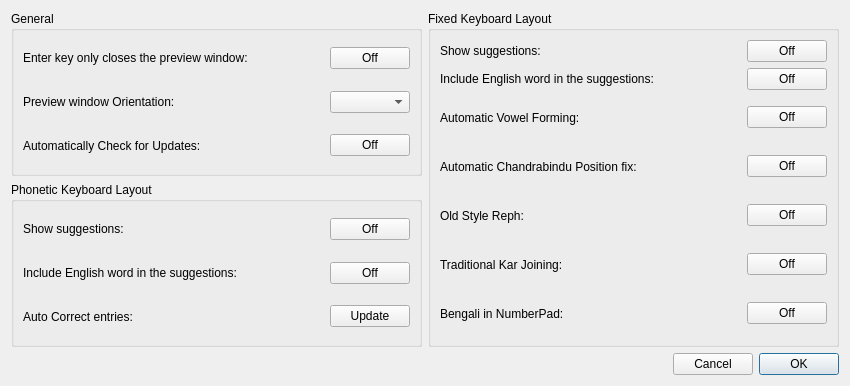
OpenBangla/OpenBangla-Keyboard, file src/frontend/SettingsDialog.ui: the form before one commit.
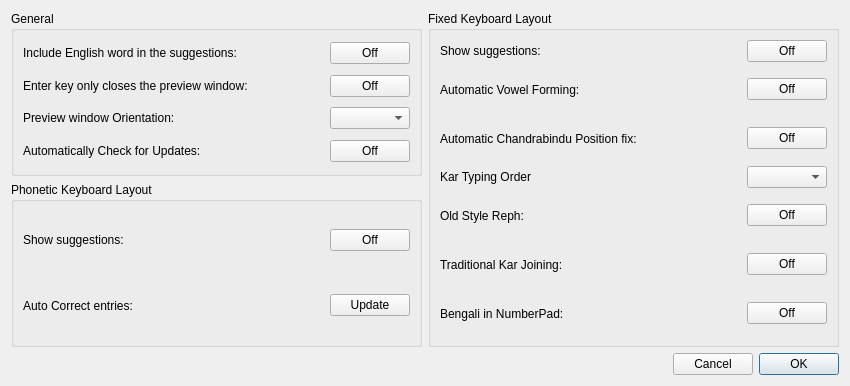
The form after the commit.

```diff
--- a/src/frontend/SettingsDialog.ui
+++ b/src/frontend/SettingsDialog.ui
@@ -30,39 +30,7 @@
           <string>General</string>
          </property>
          <layout class="QGridLayout" name="gridLayout">
-          <item row="0" column="0">
-           <widget class="QLabel" name="label">
-            <property name="sizePolicy">
-             <sizepolicy hsizetype="Expanding" vsizetype="Expanding">
-              <horstretch>0</horstretch>
-              <verstretch>0</verstretch>
-             </sizepolicy>
-            </property>
-            <property name="text">
-             <string>&lt;html&gt;&lt;head/&gt;&lt;body&gt;&lt;p&gt;Enter key only closes the preview window:&lt;/p&gt;&lt;/body&gt;&lt;/html&gt;</string>
-            </property>
-            <property name="alignment">
-             <set>Qt::AlignLeading|Qt::AlignLeft|Qt::AlignVCenter</set>
-            </property>
-           </widget>
-          </item>
-          <item row="0" column="1">
-           <widget class="QPushButton" name="btnEnterClosePW">
-            <property name="sizePolicy">
-             <sizepolicy hsizetype="Minimum" vsizetype="Fixed">
-              <horstretch>0</horstretch>
-              <verstretch>0</verstretch>
-             </sizepolicy>
-            </property>
-            <property name="text">
-             <string>Off</string>
-            </property>
-            <property name="checkable">
-             <bool>true</bool>
-            </property>
-           </widget>
-          </item>
-          <item row="1" column="0">
+          <item row="2" column="0">
            <widget class="QLabel" name="label_3">
             <property name="sizePolicy">
              <sizepolicy hsizetype="Expanding" vsizetype="Expanding">
@@ -78,7 +46,7 @@
             </property>
            </widget>
           </item>
-          <item row="1" column="1">
+          <item row="2" column="1">
            <widget class="QComboBox" name="cmbOrientation">
             <property name="sizePolicy">
              <sizepolicy hsizetype="Minimum" vsizetype="Fixed">
@@ -91,7 +59,7 @@
             </property>
            </widget>
           </item>
-          <item row="2" column="0">
+          <item row="4" column="0">
            <widget class="QLabel" name="lblUpdateCheck">
             <property name="sizePolicy">
              <sizepolicy hsizetype="Expanding" vsizetype="Expanding">
@@ -104,7 +72,7 @@
             </property>
            </widget>
           </item>
-          <item row="2" column="1">
+          <item row="4" column="1">
            <widget class="QPushButton" name="btnCheckUpdate">
             <property name="sizePolicy">
              <sizepolicy hsizetype="Minimum" vsizetype="Fixed">
@@ -123,6 +91,70 @@
             </property>
            </widget>
           </item>
+          <item row="1" column="0">
+           <widget class="QLabel" name="label">
+            <property name="sizePolicy">
+             <sizepolicy hsizetype="Expanding" vsizetype="Expanding">
+              <horstretch>0</horstretch>
+              <verstretch>0</verstretch>
+             </sizepolicy>
+            </property>
+            <property name="text">
+             <string>&lt;html&gt;&lt;head/&gt;&lt;body&gt;&lt;p&gt;Enter key only closes the preview window:&lt;/p&gt;&lt;/body&gt;&lt;/html&gt;</string>
+            </property>
+            <property name="alignment">
+             <set>Qt::AlignLeading|Qt::AlignLeft|Qt::AlignVCenter</set>
+            </property>
+           </widget>
+          </item>
+          <item row="1" column="1">
+           <widget class="QPushButton" name="btnEnterClosePW">
+            <property name="sizePolicy">
+             <sizepolicy hsizetype="Minimum" vsizetype="Fixed">
+              <horstretch>0</horstretch>
+              <verstretch>0</verstretch>
+             </sizepolicy>
+            </property>
+            <property name="text">
+             <string>Off</string>
+            </property>
+            <property name="checkable">
+             <bool>true</bool>
+            </property>
+           </widget>
+          </item>
+          <item row="0" column="0">
+           <widget class="QLabel" name="label_5">
+            <property name="sizePolicy">
+             <sizepolicy hsizetype="Expanding" vsizetype="Expanding">
+              <horstretch>0</horstretch>
+              <verstretch>0</verstretch>
+             </sizepolicy>
+            </property>
+            <property name="text">
+             <string>&lt;html&gt;&lt;head/&gt;&lt;body&gt;&lt;p&gt;Include English word in the suggestions:&lt;/p&gt;&lt;/body&gt;&lt;/html&gt;</string>
+            </property>
+            <property name="alignment">
+             <set>Qt::AlignLeading|Qt::AlignLeft|Qt::AlignVCenter</set>
+            </property>
+           </widget>
+          </item>
+          <item row="0" column="1">
+           <widget class="QPushButton" name="btnIncludeEnglishPrevWin">
+            <property name="sizePolicy">
+             <sizepolicy hsizetype="Minimum" vsizetype="Fixed">
+              <horstretch>0</horstretch>
+              <verstretch>0</verstretch>
+             </sizepolicy>
+            </property>
+            <property name="text">
+             <string>Off</string>
+            </property>
+            <property name="checkable">
+             <bool>true</bool>
+            </property>
+           </widget>
+          </item>
          </layout>
         </widget>
        </item>
@@ -173,38 +205,6 @@
             </property>
            </widget>
           </item>
-          <item row="1" column="0">
-           <widget class="QLabel" name="label_5">
-            <property name="sizePolicy">
-             <sizepolicy hsizetype="Expanding" vsizetype="Expanding">
-              <horstretch>0</horstretch>
-              <verstretch>0</verstretch>
-             </sizepolicy>
-            </property>
-            <property name="text">
-             <string>&lt;html&gt;&lt;head/&gt;&lt;body&gt;&lt;p&gt;Include English word in the suggestions:&lt;/p&gt;&lt;/body&gt;&lt;/html&gt;</string>
-            </property>
-            <property name="alignment">
-             <set>Qt::AlignLeading|Qt::AlignLeft|Qt::AlignVCenter</set>
-            </property>
-           </widget>
-          </item>
-          <item row="1" column="1">
-           <widget class="QPushButton" name="btnIncludeEnglishPrevWin">
-            <property name="sizePolicy">
-             <sizepolicy hsizetype="Minimum" vsizetype="Fixed">
-              <horstretch>0</horstretch>
-              <verstretch>0</verstretch>
-             </sizepolicy>
-            </property>
-            <property name="text">
-             <string>Off</string>
-            </property>
-            <property name="checkable">
-             <bool>true</bool>
-            </property>
-           </widget>
-          </item>
           <item row="2" column="0">
            <widget class="QLabel" name="label_11">
             <property name="sizePolicy">
@@ -254,8 +254,21 @@
         <string>Fixed Keyboard Layout</string>
        </property>
        <layout class="QGridLayout" name="gridLayout_3">
-        <item row="5" column="1">
-         <widget class="QPushButton" name="btnKarJoining">
+        <item row="3" column="0">
+         <widget class="QLabel" name="label_7">
+          <property name="sizePolicy">
+           <sizepolicy hsizetype="Expanding" vsizetype="Expanding">
+            <horstretch>0</horstretch>
+            <verstretch>0</verstretch>
+           </sizepolicy>
+          </property>
+          <property name="text">
+           <string>Automatic Chandrabindu Position fix:</string>
+          </property>
+         </widget>
+        </item>
+        <item row="7" column="1">
+         <widget class="QPushButton" name="btnNumberpad">
           <property name="sizePolicy">
            <sizepolicy hsizetype="Minimum" vsizetype="Fixed">
             <horstretch>0</horstretch>
@@ -270,8 +283,8 @@
           </property>
          </widget>
         </item>
-        <item row="4" column="0">
-         <widget class="QLabel" name="label_8">
+        <item row="2" column="0">
+         <widget class="QLabel" name="label_6">
           <property name="sizePolicy">
            <sizepolicy hsizetype="Expanding" vsizetype="Expanding">
             <horstretch>0</horstretch>
@@ -279,7 +292,7 @@
            </sizepolicy>
           </property>
           <property name="text">
-           <string>Old Style Reph:</string>
+           <string>Automatic Vowel Forming:</string>
           </property>
          </widget>
         </item>
@@ -299,8 +312,24 @@
           </property>
          </widget>
         </item>
+        <item row="6" column="1">
+         <widget class="QPushButton" name="btnKarJoining">
+          <property name="sizePolicy">
+           <sizepolicy hsizetype="Minimum" vsizetype="Fixed">
+            <horstretch>0</horstretch>
+            <verstretch>0</verstretch>
+           </sizepolicy>
+          </property>
+          <property name="text">
+           <string>Off</string>
+          </property>
+          <property name="checkable">
+           <bool>true</bool>
+          </property>
+         </widget>
+        </item>
         <item row="5" column="0">
-         <widget class="QLabel" name="label_9">
+         <widget class="QLabel" name="label_8">
           <property name="sizePolicy">
            <sizepolicy hsizetype="Expanding" vsizetype="Expanding">
             <horstretch>0</horstretch>
@@ -308,11 +337,43 @@
            </sizepolicy>
           </property>
           <property name="text">
-           <string>Traditional Kar Joining:</string>
+           <string>Old Style Reph:</string>
           </property>
          </widget>
         </item>
-        <item row="6" column="0">
+        <item row="5" column="1">
+         <widget class="QPushButton" name="btnOldReph">
+          <property name="sizePolicy">
+           <sizepolicy hsizetype="Minimum" vsizetype="Fixed">
+            <horstretch>0</horstretch>
+            <verstretch>0</verstretch>
+           </sizepolicy>
+          </property>
+          <property name="text">
+           <string>Off</string>
+          </property>
+          <property name="checkable">
+           <bool>true</bool>
+          </property>
+         </widget>
+        </item>
+        <item row="0" column="1">
+         <widget class="QPushButton" name="btnSuggestionFixed">
+          <property name="sizePolicy">
+           <sizepolicy hsizetype="Minimum" vsizetype="Fixed">
+            <horstretch>0</horstretch>
+            <verstretch>0</verstretch>
+           </sizepolicy>
+          </property>
+          <property name="text">
+           <string>Off</string>
+          </property>
+          <property name="checkable">
+           <bool>true</bool>
+          </property>
+         </widget>
+        </item>
+        <item row="7" column="0">
          <widget class="QLabel" name="label_10">
           <property name="sizePolicy">
            <sizepolicy hsizetype="Expanding" vsizetype="Expanding">
@@ -325,22 +386,6 @@
           </property>
          </widget>
         </item>
-        <item row="6" column="1">
-         <widget class="QPushButton" name="btnNumberpad">
-          <property name="sizePolicy">
-           <sizepolicy hsizetype="Minimum" vsizetype="Fixed">
-            <horstretch>0</horstretch>
-            <verstretch>0</verstretch>
-           </sizepolicy>
-          </property>
-          <property name="text">
-           <string>Off</string>
-          </property>
-          <property name="checkable">
-           <bool>true</bool>
-          </property>
-         </widget>
-        </item>
         <item row="0" column="0">
          <widget class="QLabel" name="label_12">
           <property name="text">
@@ -348,22 +393,6 @@
           </property>
          </widget>
         </item>
-        <item row="4" column="1">
-         <widget class="QPushButton" name="btnOldReph">
-          <property name="sizePolicy">
-           <sizepolicy hsizetype="Minimum" vsizetype="Fixed">
-            <horstretch>0</horstretch>
-            <verstretch>0</verstretch>
-           </sizepolicy>
-          </property>
-          <property name="text">
-           <string>Off</string>
-          </property>
-          <property name="checkable">
-           <bool>true</bool>
-          </property>
-         </widget>
-        </item>
         <item row="3" column="1">
          <widget class="QPushButton" name="btnAutoChandra">
           <property name="sizePolicy">
@@ -380,8 +409,8 @@
           </property>
          </widget>
         </item>
-        <item row="3" column="0">
-         <widget class="QLabel" name="label_7">
+        <item row="6" column="0">
+         <widget class="QLabel" name="label_9">
           <property name="sizePolicy">
            <sizepolicy hsizetype="Expanding" vsizetype="Expanding">
             <horstretch>0</horstretch>
@@ -389,55 +418,19 @@
            </sizepolicy>
           </property>
           <property name="text">
-           <string>Automatic Chandrabindu Position fix:</string>
+           <string>Traditional Kar Joining:</string>
           </property>
          </widget>
         </item>
-        <item row="2" column="0">
-         <widget class="QLabel" name="label_6">
-          <property name="sizePolicy">
-           <sizepolicy hsizetype="Expanding" vsizetype="Expanding">
-            <horstretch>0</horstretch>
-            <verstretch>0</verstretch>
-           </sizepolicy>
-          </property>
-          <property name="text">
-           <string>Automatic Vowel Forming:</string>
-          </property>
-         </widget>
-        </item>
-        <item row="0" column="1">
-         <widget class="QPushButton" name="btnSuggestionFixed">
-          <property name="sizePolicy">
-           <sizepolicy hsizetype="Minimum" vsizetype="Fixed">
-            <horstretch>0</horstretch>
-            <verstretch>0</verstretch>
-           </sizepolicy>
-          </property>
-          <property name="text">
-           <string>Off</string>
-          </property>
-          <property name="checkable">
-           <bool>true</bool>
-          </property>
-         </widget>
-        </item>
-        <item row="1" column="0">
+        <item row="4" column="0">
          <widget class="QLabel" name="label_4">
           <property name="text">
-           <string>Include English word in the suggestions:</string>
+           <string>Kar Typing Order</string>
           </property>
          </widget>
         </item>
-        <item row="1" column="1">
-         <widget class="QPushButton" name="btnIncludeEnglishFixed">
-          <property name="text">
-           <string>Off</string>
-          </property>
-          <property name="checkable">
-           <bool>true</bool>
-          </property>
-         </widget>
+        <item row="4" column="1">
+         <widget class="QComboBox" name="cmbKarOrder"/>
         </item>
        </layout>
       </widget>
```
